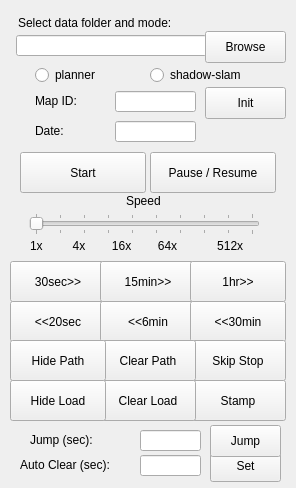
Above: windowContents.ui from Stanley80-Peng/VirtualMonitor before the change. Below: the same form after it.
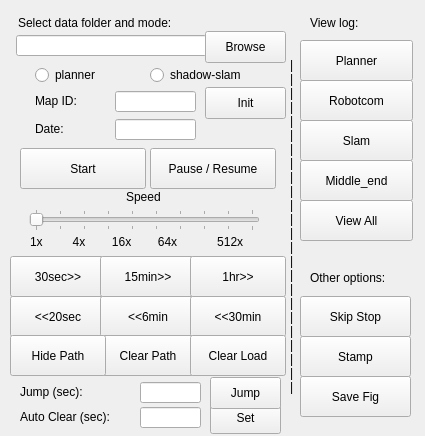
That is the form after the change.

Commit message: change ui of tool window (add view logs and other options)

What changed in the file:
```diff
--- a/windowContents.ui
+++ b/windowContents.ui
@@ -6,8 +6,8 @@
    <rect>
     <x>0</x>
     <y>0</y>
-    <width>296</width>
-    <height>488</height>
+    <width>425</width>
+    <height>436</height>
    </rect>
   </property>
   <property name="windowTitle">
@@ -98,7 +98,7 @@
    <property name="geometry">
     <rect>
      <x>115</x>
-     <y>121</y>
+     <y>119</y>
      <width>81</width>
      <height>21</height>
     </rect>
@@ -108,7 +108,7 @@
    <property name="geometry">
     <rect>
      <x>35</x>
-     <y>123</y>
+     <y>121</y>
      <width>71</width>
      <height>16</height>
     </rect>
@@ -121,7 +121,7 @@
    <property name="geometry">
     <rect>
      <x>20</x>
-     <y>152</y>
+     <y>148</y>
      <width>126</width>
      <height>41</height>
     </rect>
@@ -137,7 +137,7 @@
    <property name="geometry">
     <rect>
      <x>150</x>
-     <y>152</y>
+     <y>148</y>
      <width>126</width>
      <height>41</height>
     </rect>
@@ -153,7 +153,7 @@
    <property name="geometry">
     <rect>
      <x>126</x>
-     <y>193</y>
+     <y>189</y>
      <width>60</width>
      <height>16</height>
     </rect>
@@ -166,7 +166,7 @@
    <property name="geometry">
     <rect>
      <x>29</x>
-     <y>213</y>
+     <y>209</y>
      <width>231</width>
      <height>22</height>
     </rect>
@@ -194,7 +194,7 @@
    <property name="geometry">
     <rect>
      <x>30</x>
-     <y>238</y>
+     <y>234</y>
      <width>241</width>
      <height>16</height>
     </rect>
@@ -207,7 +207,7 @@
    <property name="geometry">
     <rect>
      <x>10</x>
-     <y>261</y>
+     <y>256</y>
      <width>96</width>
      <height>41</height>
     </rect>
@@ -223,7 +223,7 @@
    <property name="geometry">
     <rect>
      <x>100</x>
-     <y>261</y>
+     <y>256</y>
      <width>96</width>
      <height>41</height>
     </rect>
@@ -239,7 +239,7 @@
    <property name="geometry">
     <rect>
      <x>190</x>
-     <y>261</y>
+     <y>256</y>
      <width>96</width>
      <height>41</height>
     </rect>
@@ -255,7 +255,7 @@
    <property name="geometry">
     <rect>
      <x>10</x>
-     <y>301</y>
+     <y>296</y>
      <width>96</width>
      <height>41</height>
     </rect>
@@ -271,7 +271,7 @@
    <property name="geometry">
     <rect>
      <x>100</x>
-     <y>301</y>
+     <y>296</y>
      <width>96</width>
      <height>41</height>
     </rect>
@@ -287,7 +287,7 @@
    <property name="geometry">
     <rect>
      <x>190</x>
-     <y>301</y>
+     <y>296</y>
      <width>96</width>
      <height>41</height>
     </rect>
@@ -302,9 +302,9 @@
   <widget class="QPushButton" name="button_skip">
    <property name="geometry">
     <rect>
-     <x>190</x>
-     <y>340</y>
-     <width>96</width>
+     <x>300</x>
+     <y>296</y>
+     <width>111</width>
      <height>41</height>
     </rect>
    </property>
@@ -319,7 +319,7 @@
    <property name="geometry">
     <rect>
      <x>100</x>
-     <y>340</y>
+     <y>335</y>
      <width>96</width>
      <height>41</height>
     </rect>
@@ -335,8 +335,8 @@
    <property name="geometry">
     <rect>
      <x>20</x>
-     <y>457</y>
-     <width>191</width>
+     <y>409</y>
+     <width>121</width>
      <height>16</height>
     </rect>
    </property>
@@ -348,7 +348,7 @@
    <property name="geometry">
     <rect>
      <x>140</x>
-     <y>455</y>
+     <y>407</y>
      <width>61</width>
      <height>21</height>
     </rect>
@@ -358,7 +358,7 @@
    <property name="geometry">
     <rect>
      <x>210</x>
-     <y>450</y>
+     <y>402</y>
      <width>71</width>
      <height>32</height>
     </rect>
@@ -373,9 +373,9 @@
   <widget class="QPushButton" name="button_stamp">
    <property name="geometry">
     <rect>
-     <x>190</x>
-     <y>380</y>
-     <width>96</width>
+     <x>300</x>
+     <y>336</y>
+     <width>111</width>
      <height>41</height>
     </rect>
    </property>
@@ -391,7 +391,7 @@
     <rect>
      <x>35</x>
      <y>65</y>
-     <width>71</width>
+     <width>101</width>
      <height>20</height>
     </rect>
    </property>
@@ -415,8 +415,8 @@
   <widget class="QPushButton" name="button_clear_load">
    <property name="geometry">
     <rect>
-     <x>100</x>
-     <y>380</y>
+     <x>190</x>
+     <y>335</y>
      <width>96</width>
      <height>41</height>
     </rect>
@@ -432,7 +432,7 @@
    <property name="geometry">
     <rect>
      <x>10</x>
-     <y>340</y>
+     <y>335</y>
      <width>96</width>
      <height>41</height>
     </rect>
@@ -447,9 +447,9 @@
   <widget class="QPushButton" name="button_hide_load">
    <property name="geometry">
     <rect>
-     <x>10</x>
-     <y>380</y>
-     <width>96</width>
+     <x>300</x>
+     <y>376</y>
+     <width>111</width>
      <height>41</height>
     </rect>
    </property>
@@ -457,14 +457,14 @@
     <cursorShape>PointingHandCursor</cursorShape>
    </property>
    <property name="text">
-    <string>Hide Load</string>
+    <string>Save Fig</string>
    </property>
   </widget>
   <widget class="QPushButton" name="button_jump">
    <property name="geometry">
     <rect>
      <x>210</x>
-     <y>425</y>
+     <y>377</y>
      <width>71</width>
      <height>32</height>
     </rect>
@@ -476,8 +476,8 @@
   <widget class="QLabel" name="label_jump">
    <property name="geometry">
     <rect>
-     <x>30</x>
-     <y>432</y>
+     <x>20</x>
+     <y>384</y>
      <width>81</width>
      <height>16</height>
     </rect>
@@ -490,12 +490,139 @@
    <property name="geometry">
     <rect>
      <x>140</x>
-     <y>430</y>
+     <y>382</y>
      <width>61</width>
      <height>21</height>
     </rect>
    </property>
   </widget>
+  <widget class="QLabel" name="label_split">
+   <property name="geometry">
+    <rect>
+     <x>290</x>
+     <y>30</y>
+     <width>21</width>
+     <height>391</height>
+    </rect>
+   </property>
+   <property name="text">
+    <string>|
+|
+|
+|
+|
+|
+|
+|
+|
+|
+|
+|
+|
+|
+|
+|
+|
+|
+|
+|
+|
+|
+|
+|</string>
+   </property>
+  </widget>
+  <widget class="QLabel" name="label_view">
+   <property name="geometry">
+    <rect>
+     <x>310</x>
+     <y>15</y>
+     <width>111</width>
+     <height>16</height>
+    </rect>
+   </property>
+   <property name="text">
+    <string>View log:</string>
+   </property>
+  </widget>
+  <widget class="QPushButton" name="pushButton">
+   <property name="geometry">
+    <rect>
+     <x>300</x>
+     <y>40</y>
+     <width>113</width>
+     <height>41</height>
+    </rect>
+   </property>
+   <property name="text">
+    <string>Planner</string>
+   </property>
+  </widget>
+  <widget class="QPushButton" name="pushButton_2">
+   <property name="geometry">
+    <rect>
+     <x>300</x>
+     <y>80</y>
+     <width>113</width>
+     <height>41</height>
+    </rect>
+   </property>
+   <property name="text">
+    <string>Robotcom</string>
+   </property>
+  </widget>
+  <widget class="QPushButton" name="pushButton_3">
+   <property name="geometry">
+    <rect>
+     <x>300</x>
+     <y>120</y>
+     <width>113</width>
+     <height>41</height>
+    </rect>
+   </property>
+   <property name="text">
+    <string>Slam</string>
+   </property>
+  </widget>
+  <widget class="QPushButton" name="pushButton_4">
+   <property name="geometry">
+    <rect>
+     <x>300</x>
+     <y>160</y>
+     <width>113</width>
+     <height>41</height>
+    </rect>
+   </property>
+   <property name="text">
+    <string>Middle_end</string>
+   </property>
+  </widget>
+  <widget class="QPushButton" name="pushButton_5">
+   <property name="geometry">
+    <rect>
+     <x>300</x>
+     <y>200</y>
+     <width>113</width>
+     <height>41</height>
+    </rect>
+   </property>
+   <property name="text">
+    <string>View All</string>
+   </property>
+  </widget>
+  <widget class="QLabel" name="label">
+   <property name="geometry">
+    <rect>
+     <x>310</x>
+     <y>270</y>
+     <width>111</width>
+     <height>16</height>
+    </rect>
+   </property>
+   <property name="text">
+    <string>Other options:</string>
+   </property>
+  </widget>
  </widget>
  <resources/>
  <connections/>
```
Left out of the diff: 2 changed lines with no effect on the pictures. The commit also changes 4 other files.
